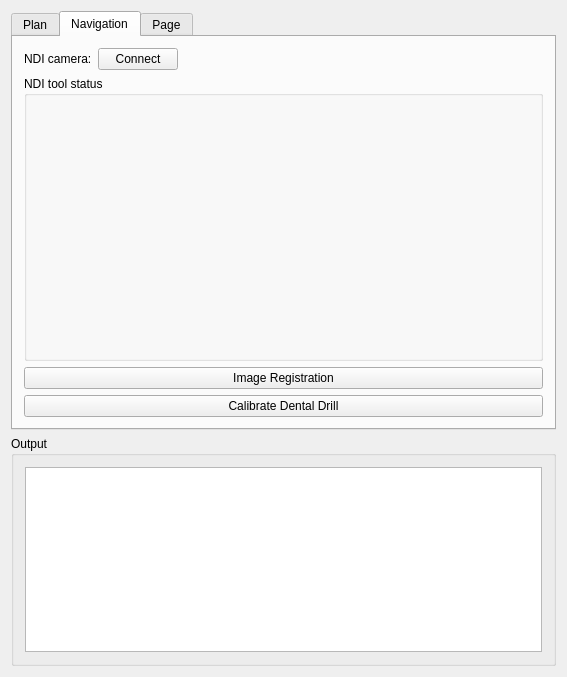
Old version of the form Plugins/org.mitk.lancet.dentalaccuracy/src/internal/DentalAccuracyControls.ui in the repository zhaomengxiao/LancetMITK-Adition.
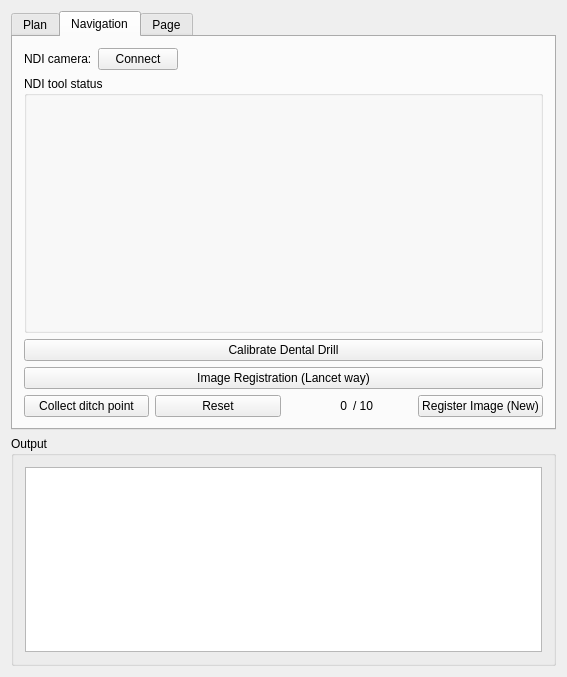
New version of the form. The open tabs and pages were chosen to show the change. Custom widgets are drawn as their Qt base class.

Commit message: Dcarer style image registration

What changed in the file:
```diff
--- a/Plugins/org.mitk.lancet.dentalaccuracy/src/internal/DentalAccuracyControls.ui
+++ b/Plugins/org.mitk.lancet.dentalaccuracy/src/internal/DentalAccuracyControls.ui
@@ -23,7 +23,7 @@
    <item>
     <widget class="QTabWidget" name="tabWidget">
      <property name="currentIndex">
-      <number>2</number>
+      <number>1</number>
      </property>
      <widget class="QWidget" name="tab_2">
       <attribute name="title">
@@ -208,7 +208,7 @@
          <item>
           <widget class="QPushButton" name="pushButton_steelballExtract">
            <property name="text">
-            <string>Extract steel balls</string>
+            <string>Extract steel balls (Lancet steelball)</string>
            </property>
           </widget>
          </item>
@@ -221,7 +221,7 @@
        <string>Navigation</string>
       </attribute>
       <layout class="QGridLayout" name="gridLayout_2">
-       <item row="0" column="0" colspan="2">
+       <item row="0" column="0">
         <layout class="QHBoxLayout" name="horizontalLayout_7">
          <item>
           <widget class="QLabel" name="label_11">
@@ -252,21 +252,7 @@
          </item>
         </layout>
        </item>
-       <item row="2" column="0" colspan="2">
-        <widget class="QPushButton" name="pushButton_imageRegis">
-         <property name="text">
-          <string>Image Registration</string>
-         </property>
-        </widget>
-       </item>
-       <item row="3" column="0" colspan="2">
-        <widget class="QPushButton" name="pushButton_calibrateDrill">
-         <property name="text">
-          <string>Calibrate Dental Drill</string>
-         </property>
-        </widget>
-       </item>
-       <item row="1" column="0" colspan="2">
+       <item row="1" column="0">
         <widget class="QGroupBox" name="groupBox_6">
          <property name="title">
           <string>NDI tool status</string>
@@ -291,6 +277,72 @@
          </layout>
         </widget>
        </item>
+       <item row="2" column="0">
+        <widget class="QPushButton" name="pushButton_calibrateDrill">
+         <property name="text">
+          <string>Calibrate Dental Drill</string>
+         </property>
+        </widget>
+       </item>
+       <item row="3" column="0">
+        <widget class="QPushButton" name="pushButton_imageRegis">
+         <property name="enabled">
+          <bool>true</bool>
+         </property>
+         <property name="text">
+          <string>Image Registration (Lancet way)</string>
+         </property>
+        </widget>
+       </item>
+       <item row="4" column="0">
+        <layout class="QHBoxLayout" name="horizontalLayout_10">
+         <item>
+          <widget class="QPushButton" name="pushButton_collectDitch">
+           <property name="text">
+            <string>Collect ditch point</string>
+           </property>
+          </widget>
+         </item>
+         <item>
+          <widget class="QPushButton" name="pushButton_resetImageRegis">
+           <property name="text">
+            <string>Reset</string>
+           </property>
+          </widget>
+         </item>
+         <item>
+          <layout class="QHBoxLayout" name="horizontalLayout_9">
+           <item>
+            <widget class="QLabel" name="label_15">
+             <property name="layoutDirection">
+              <enum>Qt::LeftToRight</enum>
+             </property>
+             <property name="text">
+              <string>0</string>
+             </property>
+             <property name="alignment">
+              <set>Qt::AlignRight|Qt::AlignTrailing|Qt::AlignVCenter</set>
+             </property>
+            </widget>
+           </item>
+           <item>
+            <widget class="QLabel" name="label_16">
+             <property name="text">
+              <string>/ 10</string>
+             </property>
+            </widget>
+           </item>
+          </layout>
+         </item>
+         <item>
+          <widget class="QPushButton" name="pushButton_imageRegisNew">
+           <property name="text">
+            <string>Register Image (New)</string>
+           </property>
+          </widget>
+         </item>
+        </layout>
+       </item>
       </layout>
      </widget>
      <widget class="QWidget" name="tab_3">
@@ -313,7 +365,7 @@
         <string>Append splines to form surface</string>
        </property>
       </widget>
-      <widget class="QWidget" name="">
+      <widget class="QWidget" name="layoutWidget">
        <property name="geometry">
         <rect>
          <x>80</x>
```
The commit also changes 2 other files.
